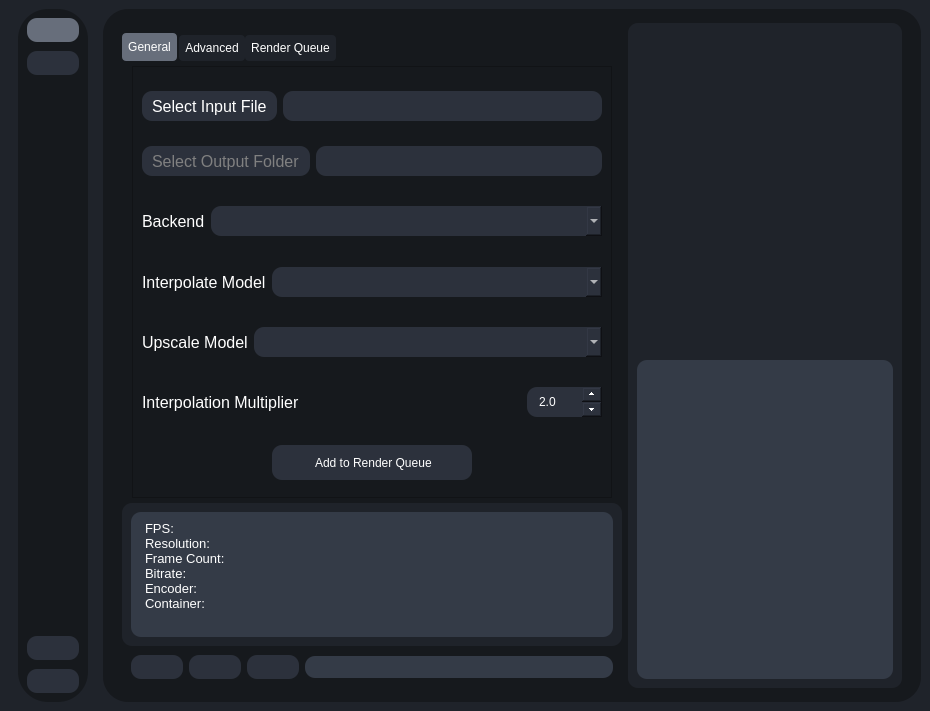
The window that testRVEInterface.ui (gokulmc/enhance_crop) describes before a commit, drawn with Qt 5.
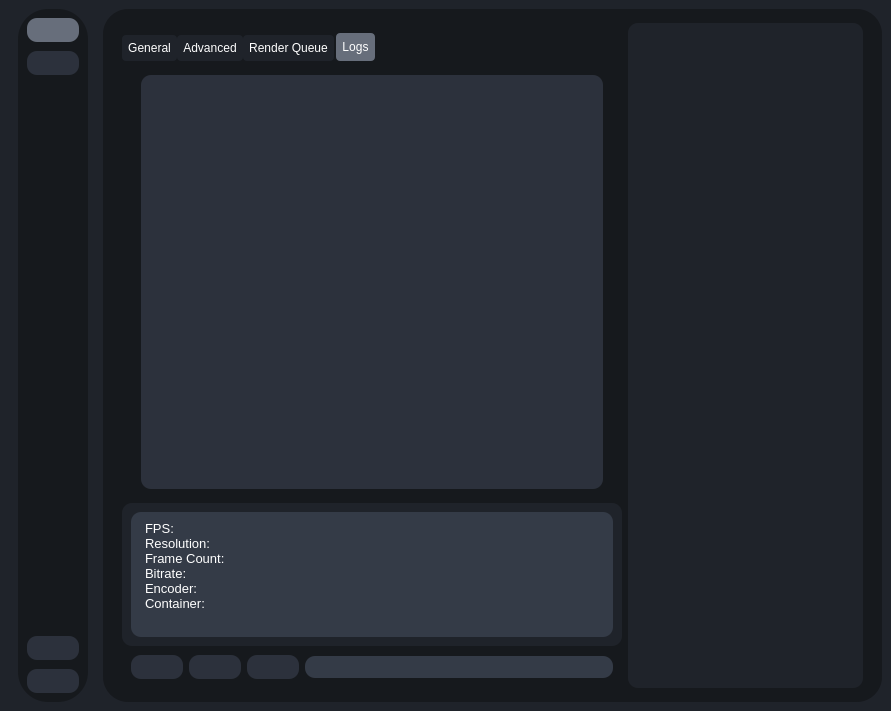
The same window after the commit. The open tabs and pages were chosen to show the change. Icons and pictures are not drawn.

Commit message: fix rve not launching on linux/mac

```diff
--- a/testRVEInterface.ui
+++ b/testRVEInterface.ui
@@ -741,8 +741,8 @@
                             <rect>
                              <x>0</x>
                              <y>0</y>
-                             <width>410</width>
-                             <height>297</height>
+                             <width>478</width>
+                             <height>461</height>
                             </rect>
                            </property>
                            <layout class="QVBoxLayout" name="verticalLayout_32">
@@ -2033,6 +2033,53 @@
                      </item>
                     </layout>
                    </widget>
+                   <widget class="QWidget" name="tab_5">
+                    <attribute name="title">
+                     <string>Logs</string>
+                    </attribute>
+                    <layout class="QHBoxLayout" name="horizontalLayout_10">
+                     <item>
+                      <widget class="QTextEdit" name="renderOutput">
+                       <property name="sizePolicy">
+                        <sizepolicy hsizetype="Minimum" vsizetype="Expanding">
+                         <horstretch>0</horstretch>
+                         <verstretch>0</verstretch>
+                        </sizepolicy>
+                       </property>
+                       <property name="font">
+                        <font>
+                         <pointsize>13</pointsize>
+                        </font>
+                       </property>
+                       <property name="styleSheet">
+                        <string notr="true">*:disabled{
+ 
+	color:white;
+}</string>
+                       </property>
+                       <property name="verticalScrollBarPolicy">
+                        <enum>Qt::ScrollBarPolicy::ScrollBarAlwaysOff</enum>
+                       </property>
+                       <property name="horizontalScrollBarPolicy">
+                        <enum>Qt::ScrollBarPolicy::ScrollBarAlwaysOff</enum>
+                       </property>
+                       <property name="readOnly">
+                        <bool>true</bool>
+                       </property>
+                       <property name="html">
+                        <string>&lt;!DOCTYPE HTML PUBLIC "-//W3C//DTD HTML 4.0//EN" "http://www.w3.org/TR/REC-html40/strict.dtd"&gt;
+&lt;html&gt;&lt;head&gt;&lt;meta name="qrichtext" content="1" /&gt;&lt;meta charset="utf-8" /&gt;&lt;style type="text/css"&gt;
+p, li { white-space: pre-wrap; }
+hr { height: 1px; border-width: 0; }
+li.unchecked::marker { content: "\2610"; }
+li.checked::marker { content: "\2612"; }
+&lt;/style&gt;&lt;/head&gt;&lt;body style=" font-family:'Noto Sans'; font-size:13pt; font-weight:400; font-style:normal;"&gt;
+&lt;p style="-qt-paragraph-type:empty; margin-top:0px; margin-bottom:0px; margin-left:0px; margin-right:0px; -qt-block-indent:0; text-indent:0px;"&gt;&lt;br /&gt;&lt;/p&gt;&lt;/body&gt;&lt;/html&gt;</string>
+                       </property>
+                      </widget>
+                     </item>
+                    </layout>
+                   </widget>
                   </widget>
                  </item>
                  <item>
@@ -2490,46 +2537,6 @@
                     <property name="bottomMargin">
                      <number>0</number>
                     </property>
-                    <item>
-                     <widget class="QTextEdit" name="renderOutput">
-                      <property name="sizePolicy">
-                       <sizepolicy hsizetype="Minimum" vsizetype="Expanding">
-                        <horstretch>0</horstretch>
-                        <verstretch>0</verstretch>
-                       </sizepolicy>
-                      </property>
-                      <property name="font">
-                       <font>
-                        <pointsize>13</pointsize>
-                       </font>
-                      </property>
-                      <property name="styleSheet">
-                       <string notr="true">*:disabled{
- 
-	color:white;
-}</string>
-                      </property>
-                      <property name="verticalScrollBarPolicy">
-                       <enum>Qt::ScrollBarPolicy::ScrollBarAlwaysOff</enum>
-                      </property>
-                      <property name="horizontalScrollBarPolicy">
-                       <enum>Qt::ScrollBarPolicy::ScrollBarAlwaysOff</enum>
-                      </property>
-                      <property name="readOnly">
-                       <bool>true</bool>
-                      </property>
-                      <property name="html">
-                       <string>&lt;!DOCTYPE HTML PUBLIC "-//W3C//DTD HTML 4.0//EN" "http://www.w3.org/TR/REC-html40/strict.dtd"&gt;
-&lt;html&gt;&lt;head&gt;&lt;meta name="qrichtext" content="1" /&gt;&lt;meta charset="utf-8" /&gt;&lt;style type="text/css"&gt;
-p, li { white-space: pre-wrap; }
-hr { height: 1px; border-width: 0; }
-li.unchecked::marker { content: "\2610"; }
-li.checked::marker { content: "\2612"; }
-&lt;/style&gt;&lt;/head&gt;&lt;body style=" font-family:'Noto Sans'; font-size:13pt; font-weight:400; font-style:normal;"&gt;
-&lt;p style="-qt-paragraph-type:empty; margin-top:0px; margin-bottom:0px; margin-left:0px; margin-right:0px; -qt-block-indent:0; text-indent:0px;"&gt;&lt;br /&gt;&lt;/p&gt;&lt;/body&gt;&lt;/html&gt;</string>
-                      </property>
-                     </widget>
-                    </item>
                    </layout>
                   </widget>
                  </item>
```
Left out of the diff: 11 changed lines with no effect on the pictures. The commit also changes 1 other file.
